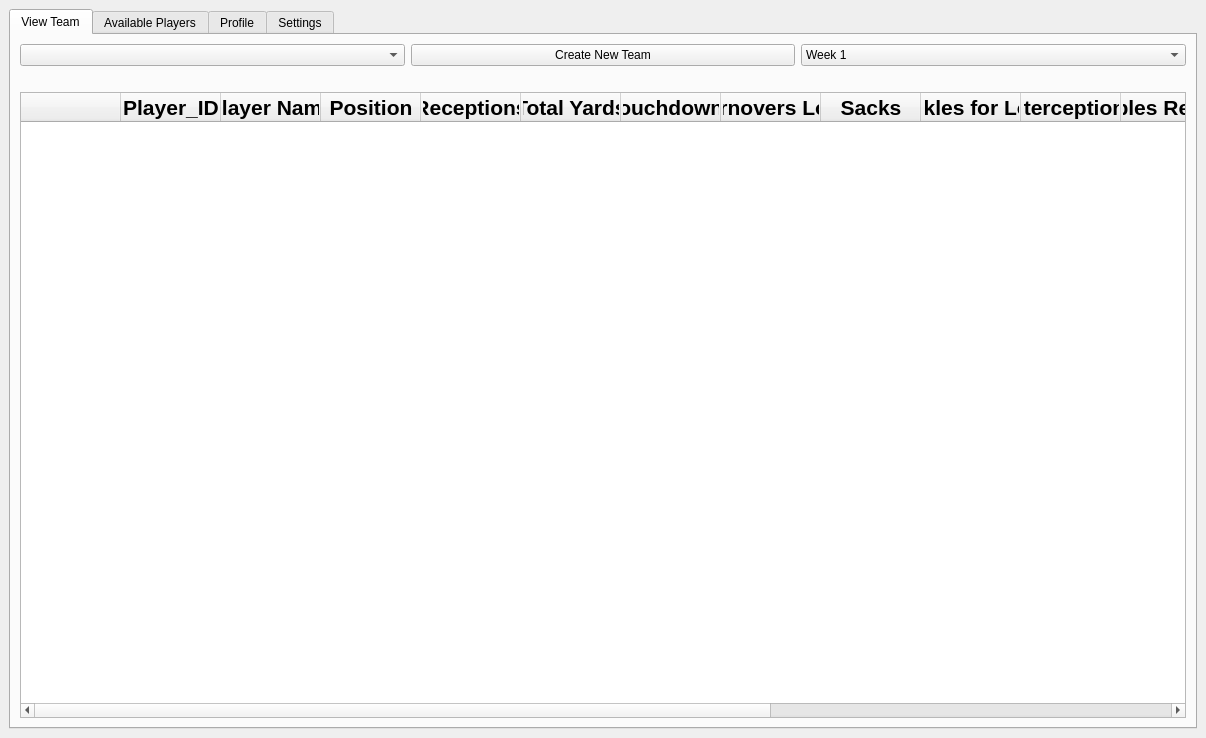
This is client/ui_xml/another_window_widget.ui in shubhpatel18/cs440 as Qt 5 draws it before an edit. The edited form follows.
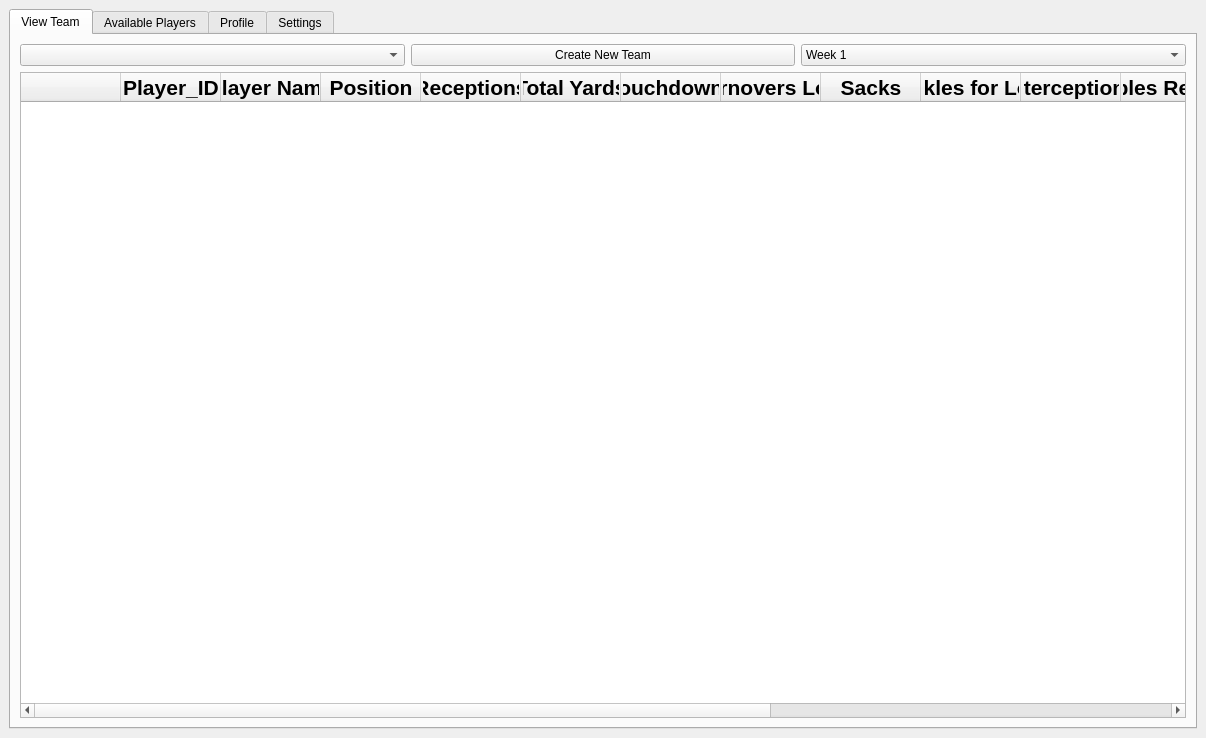
This is the edited form. The open tabs and pages were chosen to show the change. Icons and pictures are not drawn.

Commit message: make success dialog for adding player rather than label

```diff
--- a/client/ui_xml/another_window_widget.ui
+++ b/client/ui_xml/another_window_widget.ui
@@ -118,16 +118,6 @@
          </widget>
         </item>
         <item row="1" column="0" colspan="3">
-         <widget class="QLabel" name="view_players_label">
-          <property name="styleSheet">
-           <string notr="true">font: 30pt &quot;Ubuntu&quot;;</string>
-          </property>
-          <property name="text">
-           <string/>
-          </property>
-         </widget>
-        </item>
-        <item row="2" column="0" colspan="3">
          <widget class="QTableWidget" name="view_players">
           <property name="sizePolicy">
            <sizepolicy hsizetype="Ignored" vsizetype="Expanding">
```
Left out of the diff: 176 changed lines with no effect on the pictures. The commit also changes 5 other files.
